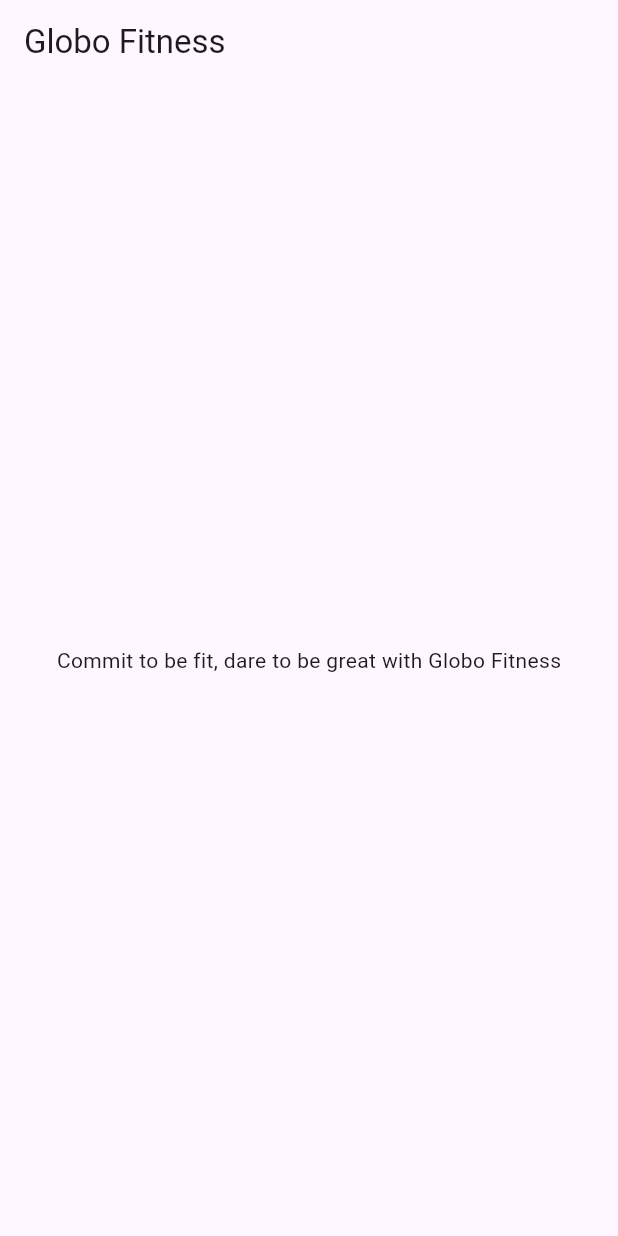
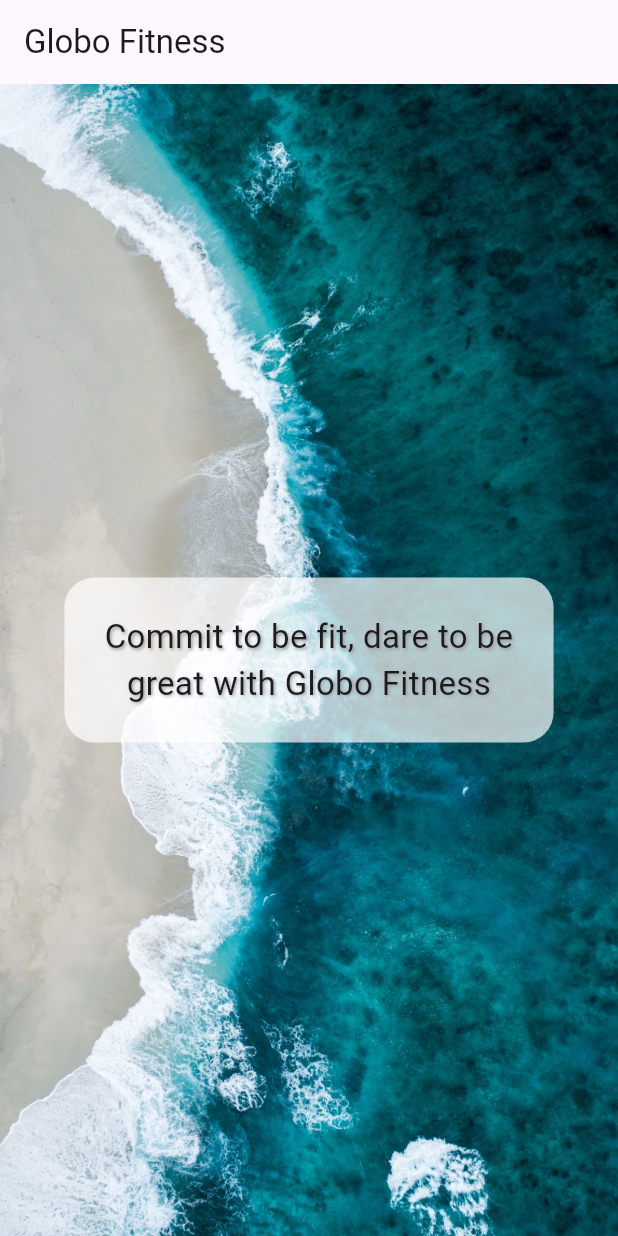
Before and after one commit to altair961/Flutter, a Flutter app: the screen it shows after launch, on a phone screen of 412 x 824 dp. Run offline on Flutter 3.47's test engine with Material 3 defaults, Android fonts, the phone set to English and light mode, and no system bars.

Commit message:
Scaffold was defined. Text and image were added.

```diff
--- a/globo_fitness/lib/main.dart
+++ b/globo_fitness/lib/main.dart
@@ -12,8 +12,35 @@ class GlobeApp extends StatelessWidget {
     return MaterialApp(
         home: Scaffold(
             appBar: AppBar(title: Text('Globo Fitness')),
-            body: Center(
-                child: Text(
-                    'Commit to be fit, dare to be great with Globo Fitness'))));
+            body: Container(
+              decoration: BoxDecoration(
+                image: DecorationImage(
+                  image: AssetImage('assets/beach.jpg'),
+                  fit: BoxFit.cover
+                )
+              ),
+              child: Center(
+                  child: Container(
+                    padding: EdgeInsets.all(24),
+                    decoration: BoxDecoration(
+                      borderRadius: BorderRadius.all(Radius.circular(20)),
+                      color: Colors.white70
+                    ),
+                    child: Text(
+                        'Commit to be fit, dare to be \ngreat with Globo Fitness',
+                        textAlign: TextAlign.center,
+                        style: TextStyle(
+                          fontSize: 22,
+                          shadows: [
+                            Shadow(
+                              offset: Offset(1.0, 1.0),
+                              blurRadius: 2.0,
+                              color: Colors.grey
+                            )
+                          ]
+                        )
+                        ),
+                  )),
+            )));
   }
 }
--- a/globo_fitness/pubspec.yaml
+++ b/globo_fitness/pubspec.yaml
@@ -59,8 +59,8 @@ flutter:
   uses-material-design: true
 
   # To add assets to your application, add an assets section, like this:
-  # assets:
-  #   - images/a_dot_burr.jpeg
+  assets:
+    - assets/beach.jpg
   #   - images/a_dot_ham.jpeg
 
   # An image asset can refer to one or more resolution-specific "variants", see
```
Also changed, not shown: globo_fitness/assets/beach.jpg (added).
